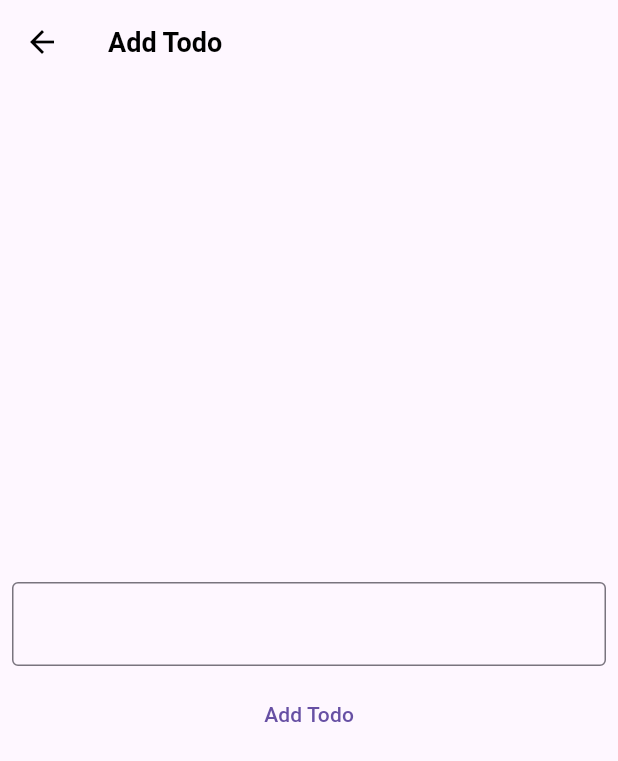
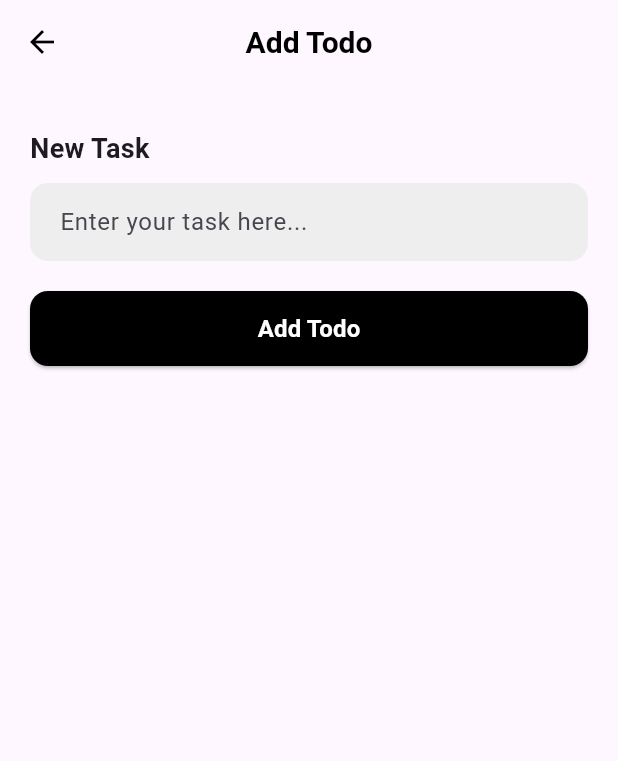
Before and after one commit to dum-cod/todo, a Flutter app: the screen it shows after launch, after a tap on the "add" icon, on a phone screen of 412 x 824 dp. Shown: the top 761 px of the screen. Run offline on Flutter 3.47's test engine with Material 3 defaults, Android fonts, the phone set to English and light mode, and no system bars; our stand-ins replace flutter_riverpod, flutter_slidable, sqflite; accounts and stored records are empty.

```diff
--- a/lib/todomain.dart
+++ b/lib/home.dart
@@ -1,14 +1,13 @@
 import 'package:flutter/material.dart';
 import 'package:flutter_riverpod/flutter_riverpod.dart';
 import 'package:flutter_slidable/flutter_slidable.dart';
-import 'package:social/providers/todo_provider.dart';
-
+import 'providers/todo_provider.dart';
 import 'models/todo.dart';
 import 'pages/add.dart';
 import 'pages/completed.dart';
 
-class Todomain extends ConsumerWidget {
-  const Todomain({super.key});
+class Home extends ConsumerWidget {
+  const Home({super.key});
 
   @override
   Widget build(BuildContext context, WidgetRef ref) {
@@ -61,7 +60,7 @@ class Todomain extends ConsumerWidget {
                   SlidableAction(
                     onPressed: (context) => ref
                         .watch(todoProvider.notifier)
-                        .deleteTodo(activeTodos[index].todoId),
+                        .deleteTodo(activeTodos[index].todoId!),
                     backgroundColor: Colors.red,
                     borderRadius: const BorderRadius.all(Radius.circular(20)),
                     icon: Icons.delete,
@@ -72,7 +71,7 @@ class Todomain extends ConsumerWidget {
                   SlidableAction(
                     onPressed: (context) => ref
                         .watch(todoProvider.notifier)
-                        .completeTodo(activeTodos[index].todoId),
+                        .completeTodo(activeTodos[index].todoId!),
                     backgroundColor: Colors.green,
                     borderRadius: const BorderRadius.all(Radius.circular(20)),
                     icon: Icons.check,
--- a/lib/main.dart
+++ b/lib/main.dart
@@ -2,7 +2,7 @@ import 'package:flutter/material.dart';
 import 'package:flutter_riverpod/flutter_riverpod.dart';
 //import 'package:font_awesome_flutter/font_awesome_flutter.dart';
 
-import 'todomain.dart';
+import 'home.dart';
 
 void main() {
   runApp(const ProviderScope(child: MyApp()));
@@ -25,7 +25,7 @@ class MyApp extends StatelessWidget {
               color: Colors.black, fontWeight: FontWeight.bold, fontSize: 18),
         ),
       ),
-      home: Todomain(),
+      home: Home(),
     );
   }
 }
--- a/lib/models/todo.dart
+++ b/lib/models/todo.dart
@@ -1,11 +1,27 @@
 class Todo {
-  int todoId;
+  int? todoId;
   String content;
   bool completed;
 
   Todo({
-    required this.todoId,
+    this.todoId,
     required this.content,
     required this.completed,
   });
+
+  Map<String, dynamic> toMap() {
+    return {
+      'todoId': todoId,
+      'content': content,
+      'completed': completed ? 1 : 0,
+    };
+  }
+
+  factory Todo.fromMap(Map<String, dynamic> map) {
+    return Todo(
+      todoId: map['todoId'],
+      content: map['content'],
+      completed: map['completed'] == 1,
+    );
+  }
 }
--- a/lib/pages/add.dart
+++ b/lib/pages/add.dart
@@ -8,30 +8,67 @@ class AddTodo extends ConsumerWidget {
   @override
   Widget build(BuildContext context, WidgetRef ref) {
     TextEditingController todoController = TextEditingController();
+
     return Scaffold(
       appBar: AppBar(
-        title: const Text("Add Todo"),
+        title: const Text(
+          "Add Todo",
+          style: TextStyle(fontSize: 20, fontWeight: FontWeight.bold),
+        ),
+        centerTitle: true,
       ),
-      body: Center(
+      body: Padding(
+        padding: const EdgeInsets.symmetric(horizontal: 20, vertical: 30),
         child: Column(
           mainAxisSize: MainAxisSize.min,
+          crossAxisAlignment: CrossAxisAlignment.start,
           children: [
-            Padding(
-              padding: const EdgeInsets.all(8.0),
-              child: TextField(
-                controller: todoController,
-                decoration: const InputDecoration(
-                  border: OutlineInputBorder(),
+            const Text(
+              "New Task",
+              style: TextStyle(fontSize: 18, fontWeight: FontWeight.w600),
+            ),
+            const SizedBox(height: 10),
+            TextField(
+              controller: todoController,
+              decoration: InputDecoration(
+                hintText: "Enter your task here...",
+                border: OutlineInputBorder(
+                  borderRadius: BorderRadius.circular(12),
+                  borderSide: BorderSide.none,
+                ),
+                filled: true,
+                fillColor: Colors.grey[200],
+                contentPadding:
+                    const EdgeInsets.symmetric(horizontal: 16, vertical: 14),
+              ),
+            ),
+            const SizedBox(height: 20),
+            SizedBox(
+              width: double.infinity,
+              height: 50,
+              child: ElevatedButton(
+                onPressed: () async {
+                  if (todoController.text.isNotEmpty) {
+                    ref
+                        .read(todoProvider.notifier)
+                        .addTodo(todoController.text);
+                    Navigator.pop(context);
+                  }
+                },
+                style: ElevatedButton.styleFrom(
+                  backgroundColor: Colors.black,
+                  shape: RoundedRectangleBorder(
+                    borderRadius: BorderRadius.circular(12),
+                  ),
+                ),
+                child: const Text(
+                  "Add Todo",
+                  style: TextStyle(
+                      fontSize: 16,
+                      fontWeight: FontWeight.bold,
+                      color: Colors.white),
                 ),
               ),
-            ),
-            TextButton(
-              onPressed: () {
-                ref.read(todoProvider.notifier).addTodo(todoController.text);
-
-                Navigator.pop(context);
-              },
-              child: const Text("Add Todo"),
             ),
           ],
         ),
--- a/lib/pages/completed.dart
+++ b/lib/pages/completed.dart
@@ -31,7 +31,7 @@ class CompletedTodo extends ConsumerWidget {
                   SlidableAction(
                     onPressed: (context) => ref
                         .watch(todoProvider.notifier)
-                        .deleteTodo(completedTodos[index].todoId),
+                        .deleteTodo(completedTodos[index].todoId!),
                     backgroundColor: Colors.red,
                     borderRadius: const BorderRadius.all(Radius.circular(20)),
                     icon: Icons.delete,
--- /dev/null
+++ b/lib/services/database_helper.dart
@@ -0,0 +1,74 @@
+// lib/services/database_helper.dart
+import 'package:sqflite/sqflite.dart';
+import 'package:path/path.dart';
+import '../models/todo.dart';
+
+class DatabaseHelper {
+  static final DatabaseHelper instance = DatabaseHelper._init();
+  static Database? _database;
+
+  DatabaseHelper._init();
+
+  Future<Database> get database async {
+    if (_database != null) return _database!;
+    _database = await _initDB('todos.db');
+    return _database!;
+  }
+
+  Future<Database> _initDB(String filePath) async {
+    final dbPath = await getDatabasesPath();
+    final path = join(dbPath, filePath);
+
+    return await openDatabase(
+      path,
+      version: 1,
+      onCreate: _createDB,
+    );
+  }
+
+  Future _createDB(Database db, int version) async {
+    await db.execute('''
+      CREATE TABLE todos (
+        todoId INTEGER PRIMARY KEY AUTOINCREMENT,
+        content TEXT NOT NULL,
+        completed INTEGER NOT NULL
+      )
+    ''');
+  }
+
+  // CRUD Operations
+  Future<int> insertTodo(Todo todo) async {
+    final db = await instance.database;
+    return await db.insert('todos', todo.toMap());
+  }
+
+  Future<List<Todo>> getAllTodos() async {
+    final db = await instance.database;
+    final maps = await db.query('todos');
+    return maps.map((map) => Todo.fromMap(map)).toList();
+  }
+
+  Future<int> updateTodo(Todo todo) async {
+    final db = await instance.database;
+    return await db.update(
+      'todos',
+      todo.toMap(),
+      where: 'todoId = ?',
+      whereArgs: [todo.todoId],
+    );
+  }
+
+  Future<int> deleteTodo(int id) async {
+    final db = await instance.database;
+    return await db.delete(
+      'todos',
+      where: 'todoId = ?',
+      whereArgs: [id],
+    );
+  }
+
+  Future close() async {
+    final db = await instance.database;
+    db.close();
+  }
+}
--- a/pubspec.yaml
+++ b/pubspec.yaml
@@ -39,6 +39,10 @@ dependencies:
   font_awesome_flutter: ^10.8.0
   flutter_riverpod: ^2.6.1
   flutter_slidable: ^4.0.0
+  sqflite: ^2.3.0
+  path_provider: ^2.1.1
+  intl: ^0.18.1
+  path: any
 
 dev_dependencies:
   flutter_test:
```
Also changed, not shown: lib/providers/todo_provider.dart (+30 -25 lines), pubspec.lock, 4 other files.
